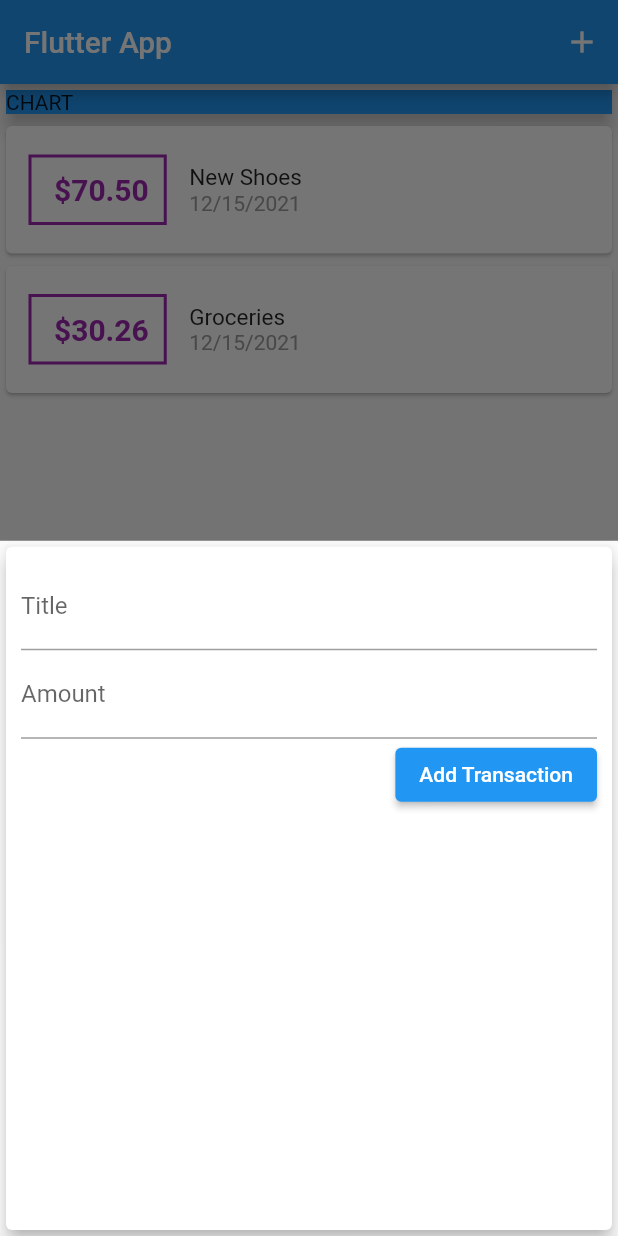
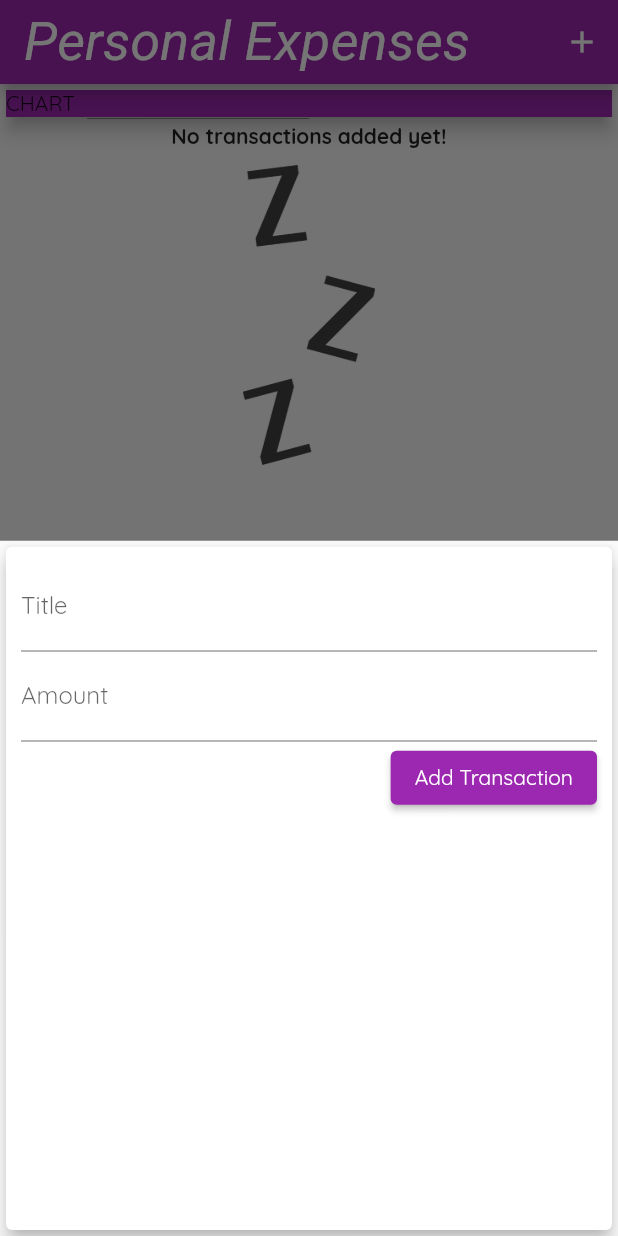
Before and after one commit to JanDuchnowski/Personal_expenses, a Flutter app: the screen it shows after launch, after a tap on the "add" icon, on a phone screen of 412 x 824 dp. Run offline on Flutter 3.47's test engine with Material 2 defaults, Android fonts, the phone set to English and light mode, and no system bars.

Commit message:
Added image when transaction list is empty

```diff
--- a/personal_expenses/lib/main.dart
+++ b/personal_expenses/lib/main.dart
@@ -12,6 +12,24 @@ class MyApp extends StatelessWidget {
   @override
   Widget build(BuildContext context) {
     return MaterialApp(
+      theme: ThemeData(
+        fontFamily: 'Quicksand',
+        appBarTheme: AppBarTheme(
+          textTheme: TextTheme(
+            subtitle1: TextStyle(
+                fontSize: 20.0,
+                fontWeight: FontWeight.bold,
+                fontFamily: 'OpenSans'),
+            headline6: TextStyle(fontSize: 36.0, fontStyle: FontStyle.italic),
+            bodyText2: TextStyle(
+                fontSize: 20.0,
+                fontFamily: 'OpenSans',
+                fontWeight: FontWeight.bold),
+          ),
+        ),
+        primarySwatch: Colors.purple,
+      ),
+      title: "Personal Expenses",
       home: MyHomePage(),
     );
   }
@@ -23,12 +41,7 @@ class MyHomePage extends StatefulWidget {
 }
 
 class _MyHomePageState extends State<MyHomePage> {
-  final List<Transaction> _usersTransactions = [
-    Transaction(
-        id: "t1", title: "New Shoes", amount: 70.50, date: DateTime.now()),
-    Transaction(
-        id: "t2", title: "Groceries", amount: 30.26, date: DateTime.now()),
-  ];
+  final List<Transaction> _usersTransactions = [];
   void _addNewTransaction(String title, double amount) {
     final newTransaction = Transaction(
         id: DateTime.now().toString(),
@@ -57,7 +70,9 @@ class _MyHomePageState extends State<MyHomePage> {
   Widget build(BuildContext context) {
     return Scaffold(
       appBar: AppBar(
-        title: Text("Flutter App"),
+        title: Text(
+          "Personal Expenses",
+        ),
         actions: [
           IconButton(
             onPressed: () => _startAddNewTransaction(context),
@@ -71,7 +86,7 @@ class _MyHomePageState extends State<MyHomePage> {
           children: [
             Card(
               child: Container(
-                  color: Colors.blue,
+                  color: Theme.of(context).primaryColor,
                   width: double.infinity,
                   child: Text("CHART")),
               elevation: 5,
--- a/personal_expenses/lib/widgets/new_transaction.dart
+++ b/personal_expenses/lib/widgets/new_transaction.dart
@@ -1,18 +1,26 @@
 import 'package:flutter/material.dart';
 import 'package:flutter/services.dart';
 
-class NewTransaction extends StatelessWidget {
-  TextEditingController titleControler = TextEditingController();
-  TextEditingController amountControler = TextEditingController();
+class NewTransaction extends StatefulWidget {
   final Function addNewItem;
 
   NewTransaction(this.addNewItem);
+
+  @override
+  State<NewTransaction> createState() => _NewTransactionState();
+}
+
+class _NewTransactionState extends State<NewTransaction> {
+  TextEditingController titleControler = TextEditingController();
+
+  TextEditingController amountControler = TextEditingController();
 
   void submitData() {
     final enteredTitle = titleControler.text;
     final enteredAmount = double.parse(amountControler.text);
     if (!(enteredTitle.isEmpty) && (enteredAmount >= 0)) {
-      addNewItem(enteredTitle, enteredAmount);
+      widget.addNewItem(enteredTitle, enteredAmount);
+      Navigator.of(context).pop();
     }
   }
 
--- a/personal_expenses/lib/widgets/transaction_list.dart
+++ b/personal_expenses/lib/widgets/transaction_list.dart
@@ -11,7 +11,29 @@ class TransactionList extends StatelessWidget {
   Widget build(BuildContext context) {
     return Container(
         height: 300,
-        child: ListView.builder(
+        child: transactions.isEmpty
+            ? Column(
+                children: [
+                  Text(
+                    "No transactions added yet!",
+                    style: TextStyle(
+                        fontFamily: 'Quicksand', fontWeight: FontWeight.bold),
+                  ),
+                  SizedBox(
+                    height: 10,
+                  ),
+                  Container(
+                    height: 200,
+                    child: Center(
+                      child: Image.asset(
+                        "assets/images/waiting.png",
+                        fit: BoxFit.cover,
+                      ),
+                    ),
+                  ),
+                ],
+              )
+            : ListView.builder(
                 itemBuilder: (ctx, index) {
                   return Card(
                     child: Row(
@@ -23,13 +45,17 @@ class TransactionList extends StatelessWidget {
                             horizontal: 15,
                           ),
                           decoration: BoxDecoration(
-                        border: Border.all(color: Colors.purple, width: 2)),
+                              border: Border.all(
+                            color: Theme.of(context).primaryColor,
+                            width: 2,
+                          )),
                           child: Text(
                             " \$${transactions[index].amount.toStringAsFixed(2)}", // Maximal 2 digits after the decimal point
                             style: TextStyle(
                               fontWeight: FontWeight.bold,
                               fontSize: 20,
-                          color: Colors.purple),
+                              color: Theme.of(context).primaryColor,
+                            ),
                           ),
                         ),
                         Column(
@@ -37,10 +63,17 @@ class TransactionList extends StatelessWidget {
                           children: [
                             Text(
                               transactions[index].title,
-                        style: TextStyle(fontSize: 15),
+                              style: TextStyle(
+                                  fontFamily: 'OpenSans',
+                                  fontWeight: FontWeight.bold),
                             ),
-                      Text(DateFormat.yMd().format(transactions[index].date),
-                          style: TextStyle(color: Colors.grey[500])),
+                            Text(
+                                DateFormat.yMd().format(
+                                  transactions[index].date,
+                                ),
+                                style: TextStyle(
+                                  color: Colors.grey[500],
+                                )),
                           ],
                         )
                       ],
```
Also changed, not shown: personal_expenses/pubspec.yaml (+13 -9 lines), personal_expenses/assets/fonts/OpenSans-Bold.ttf (added), personal_expenses/assets/fonts/OpenSans-Regular.ttf (added), personal_expenses/assets/fonts/Quicksand-Bold.ttf (added), personal_expenses/assets/fonts/Quicksand-Light.ttf (added), personal_expenses/assets/fonts/Quicksand-Medium.ttf (added), personal_expenses/assets/fonts/Quicksand-Regular.ttf (added), personal_expenses/assets/images/waiting.png (added). Lines whose indentation alone changed are shown as unchanged.
